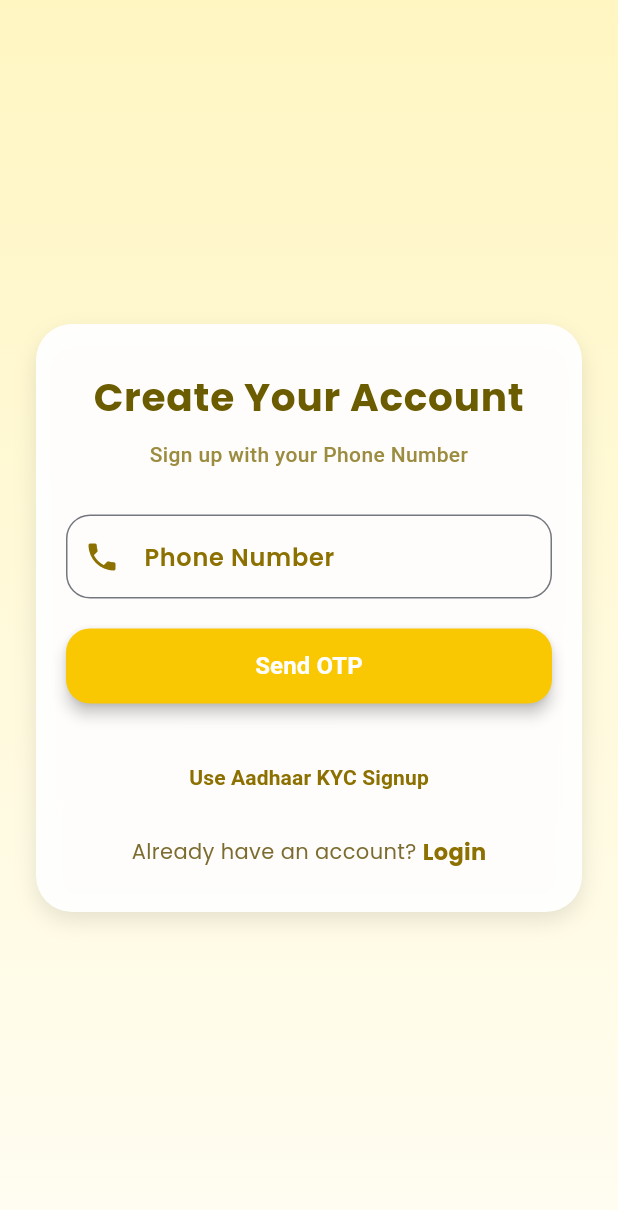
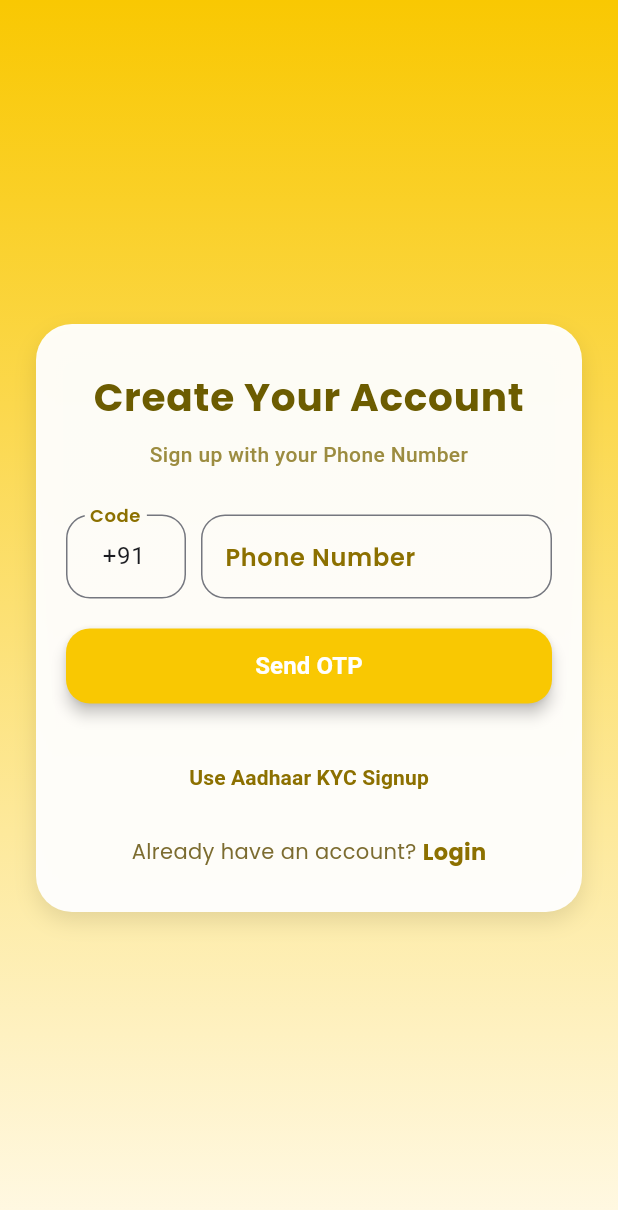
Before and after one commit to jantraOrg/frontendApp, a Flutter app: the SignupScreen screen opened by its route, on a phone screen of 412 x 824 dp. Shown: the top 1210 px of the screen. Run offline on Flutter 3.47's test engine with Material 3 defaults, Android fonts, the light colour scheme and no system bars.

Commit message:
login/signup/spash screen page completed

```diff
--- a/lib/routes.dart
+++ b/lib/routes.dart
@@ -9,6 +9,7 @@ import 'screens/vote/vote_screen.dart';
 import 'screens/leaderboard/leaderboard_screen.dart';
 import 'screens/profile/profile_screen.dart';
 import 'screens/auth/role_selection_screen.dart';
+import 'screens/auth/otp_verification_screen.dart';
 
 final Map<String, WidgetBuilder> appRoutes = {
 
@@ -22,5 +23,7 @@ final Map<String, WidgetBuilder> appRoutes = {
   '/leaderboard': (context) => const LeaderboardScreen(),
   '/profile': (context) => const ProfileScreen(),
   '/role': (context) => const RoleSelectionScreen(),
+  '/otp': (context) => const OtpVerificationScreen(),
+
 
 };
--- a/lib/screens/auth/signup_screen.dart
+++ b/lib/screens/auth/signup_screen.dart
@@ -1,4 +1,5 @@
 import 'package:flutter/material.dart';
+import 'package:flutter/services.dart';
 
 class SignupScreen extends StatefulWidget {
   const SignupScreen({super.key});
@@ -9,9 +10,15 @@ class SignupScreen extends StatefulWidget {
 
 class _SignupScreenState extends State<SignupScreen> {
   final TextEditingController phoneController = TextEditingController();
-  final TextEditingController aadhaarController = TextEditingController();
+  final TextEditingController countryCodeController =
+      TextEditingController(text: '+91');
 
-  bool useKyc = false; // toggle between normal signup & KYC signup
+  // Aadhaar Controllers
+  final TextEditingController aadhaar1 = TextEditingController();
+  final TextEditingController aadhaar2 = TextEditingController();
+  final TextEditingController aadhaar3 = TextEditingController();
+
+  bool useKyc = false;
 
   @override
   Widget build(BuildContext context) {
@@ -21,10 +28,7 @@ class _SignupScreenState extends State<SignupScreen> {
           gradient: LinearGradient(
             begin: Alignment.topCenter,
             end: Alignment.bottomCenter,
-            colors: [
-              Color(0xFFFFF6C2),
-              Color(0xFFFFFDF2),
-            ],
+            colors: [Color(0xFFF9C802), Color(0xFFFFF9E6)],
           ),
         ),
         child: Center(
@@ -72,23 +76,54 @@ class _SignupScreenState extends State<SignupScreen> {
                   ),
                   const SizedBox(height: 30),
 
-                  // Phone or Aadhaar Field
+                  // PHONE SIGNUP ---------------------------------------------------
                   if (!useKyc) ...[
-                    TextField(
-                      controller: phoneController,
-                      keyboardType: TextInputType.phone,
+                    Row(
+                      children: [
+                        SizedBox(
+                          width: 80,
+                          child: TextField(
+                            controller: countryCodeController,
+                            readOnly: true, // ✅ now fixed
+                            textAlign: TextAlign.center,
                             decoration: InputDecoration(
-                        labelText: 'Phone Number',
+                              labelText: 'Code',
+                              border: OutlineInputBorder(
+                                borderRadius: BorderRadius.circular(16),
+                              ),
                               labelStyle: const TextStyle(
                                 color: Color(0xFF8C7000),
                                 fontFamily: 'Poppins',
-                            fontWeight: FontWeight.w600),
+                                fontWeight: FontWeight.w600,
+                              ),
+                            ),
+                          ),
+                        ),
+                        const SizedBox(width: 10),
+                        Expanded(
+                          child: TextField(
+                            controller: phoneController,
+                            keyboardType: TextInputType.number,
+                            maxLength: 10, // ✅ limit to 10 digits
+                            inputFormatters: [
+                              FilteringTextInputFormatter.digitsOnly,
+                              LengthLimitingTextInputFormatter(10),
+                            ],
+                            decoration: InputDecoration(
+                              counterText: '', // ✅ hide the character counter
+                              labelText: 'Phone Number',
                               border: OutlineInputBorder(
                                 borderRadius: BorderRadius.circular(16),
                               ),
-                        prefixIcon:
-                            const Icon(Icons.phone, color: Color(0xFF8C7000)),
+                              labelStyle: const TextStyle(
+                                color: Color(0xFF8C7000),
+                                fontFamily: 'Poppins',
+                                fontWeight: FontWeight.w600,
                               ),
+                            ),
+                          ),
+                        ),
+                      ],
                     ),
                     const SizedBox(height: 20),
                     ElevatedButton(
@@ -100,9 +135,16 @@ class _SignupScreenState extends State<SignupScreen> {
                         elevation: 4,
                       ),
                       onPressed: () {
-                        // TODO: OTP sending logic
-                        Navigator.pushReplacementNamed(context, '/home');
+  if (phoneController.text.length != 10) {
+    ScaffoldMessenger.of(context).showSnackBar(
+      const SnackBar(content: Text('Please enter a valid 10-digit phone number')),
+    );
+    return;
+  }
+  // TODO: Send OTP logic here
+  Navigator.pushNamed(context, '/otp'); // ✅ open OTP screen
 },
+
                       child: const Text(
                         'Send OTP',
                         style: TextStyle(
@@ -112,22 +154,17 @@ class _SignupScreenState extends State<SignupScreen> {
                         ),
                       ),
                     ),
-                  ] else ...[
-                    TextField(
-                      controller: aadhaarController,
-                      keyboardType: TextInputType.number,
-                      decoration: InputDecoration(
-                        labelText: 'Aadhaar Number',
-                        labelStyle: const TextStyle(
-                            color: Color(0xFF8C7000),
-                            fontFamily: 'Poppins',
-                            fontWeight: FontWeight.w600),
-                        border: OutlineInputBorder(
-                          borderRadius: BorderRadius.circular(16),
-                        ),
-                        prefixIcon: const Icon(Icons.verified_user,
-                            color: Color(0xFF8C7000)),
-                      ),
+                  ]
+                  // AADHAAR SIGNUP ------------------------------------------------
+                  else ...[
+                    Row(
+                      mainAxisAlignment: MainAxisAlignment.spaceBetween,
+                      children: [
+                        _aadhaarBox(aadhaar1, next: aadhaar2),
+                        _aadhaarBox(aadhaar2,
+                            next: aadhaar3, previous: aadhaar1),
+                        _aadhaarBox(aadhaar3, previous: aadhaar2),
+                      ],
                     ),
                     const SizedBox(height: 20),
                     ElevatedButton.icon(
@@ -208,4 +245,48 @@ class _SignupScreenState extends State<SignupScreen> {
       ),
     );
   }
+
+  // Helper widget for Aadhaar segmented input
+  Widget _aadhaarBox(TextEditingController controller,
+      {TextEditingController? next, TextEditingController? previous}) {
+    return SizedBox(
+      width: 90,
+      child: TextField(
+        controller: controller,
+        maxLength: 4,
+        keyboardType: TextInputType.number,
+        inputFormatters: [
+          FilteringTextInputFormatter.digitsOnly, // ✅ allow digits only
+          LengthLimitingTextInputFormatter(4),
+        ],
+        textAlign: TextAlign.center,
+        style: const TextStyle(
+          fontSize: 18,
+          fontWeight: FontWeight.bold,
+          letterSpacing: 2,
+        ),
+        decoration: InputDecoration(
+          counterText: '',
+          border: OutlineInputBorder(
+            borderRadius: BorderRadius.circular(16),
+          ),
+          labelText: 'XXXX',
+          labelStyle: const TextStyle(
+            color: Color(0xFF8C7000),
+            fontFamily: 'Poppins',
+          ),
+        ),
+        onChanged: (val) {
+          // Move to next box when 4 digits typed
+          if (val.length == 4 && next != null) {
+            FocusScope.of(context).nextFocus();
           }
+          // Move back if field is empty and user pressed backspace
+          if (val.isEmpty && previous != null) {
+            FocusScope.of(context).previousFocus();
+          }
+        },
+      ),
+    );
+  }
+}
```
Also changed, not shown: lib/screens/auth/login_screen.dart (+70 -17 lines), lib/screens/auth/otp_verification_screen.dart (added, +174 -0 lines). Lines whose indentation alone changed are shown as unchanged.
